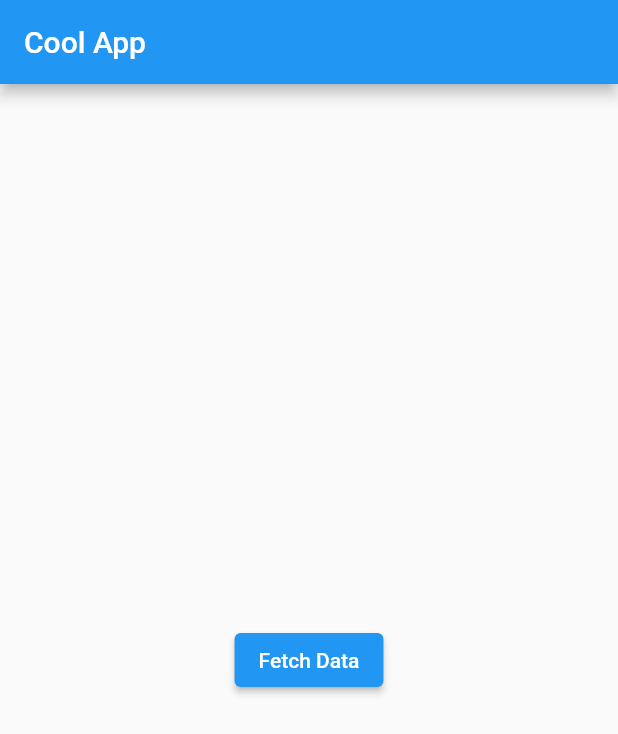
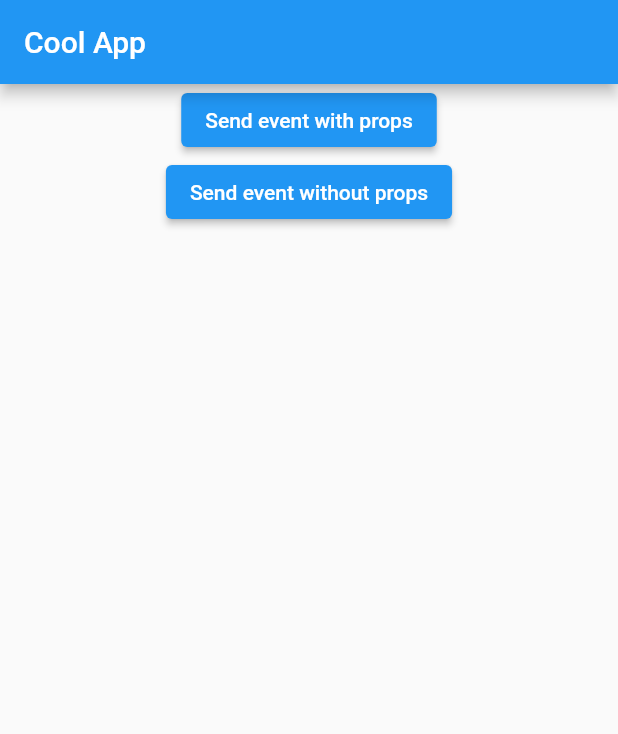
Before and after one commit to Maryusz/bloc_testapp, a Flutter app: the screen it shows after launch, on a phone screen of 412 x 824 dp. Shown: the top 734 px of the screen. Run offline on Flutter 3.47's test engine with Material 2 defaults, Android fonts, the phone set to English and light mode, and no system bars; our stand-ins replace equatable, flutter_bloc.

Commit message:
props tests

```diff
--- a/lib/food.dart
+++ /dev/null
@@ -1,13 +0,0 @@
-class Food {
-  final String id;
-  final String name;
-  final String thumbnailURL;
-  final String price;
-
-  Food({
-    required this.id,
-    required this.name,
-    required this.thumbnailURL,
-    required this.price,
-  });
-}
--- a/lib/home_bloc.dart
+++ b/lib/home_bloc.dart
@@ -1,36 +1,27 @@
 import 'dart:math';
 
-import 'package:bloc_testapp/food.dart';
-import 'package:bloc_testapp/food_generator.dart';
 import 'package:bloc_testapp/home_event.dart';
 import 'package:bloc_testapp/home_state.dart';
 import 'package:flutter_bloc/flutter_bloc.dart';
 
 class HomeBloc extends Bloc<HomeEvent, HomeState> {
   HomeBloc() : super(const HomeInitialState()) {
-    on<FetchDataEvent>(_onFetchDataEvent);
-  }
+    on<WithPropsPressed>((event, emit) {
+      emit(const HomeLoadingState());
+      emit(WithPropsPressedState(event.a));
+    });
 
-  void _onFetchDataEvent(
-    FetchDataEvent event,
-    Emitter<HomeState> emitter,
-  ) async {
-    // Emette uno stato di caricamento
-    emitter(const HomeLoadingState());
+    on<WithoutPropsPressed>((event, emit) {
+      emit(const HomeLoadingState());
+      emit(WithoutPropsPressedState(event.b));
+    });
 
-    await Future.delayed(const Duration(seconds: 2));
+    on<UpdatePropsPressed>((event, emit) {
+      emit(UpdatePropsPressedState(event.c));
+    });
 
-    bool isSuccess = Random().nextBool();
-
-    // A dipendere dal caso, emette uno stato di errore o di successo in cui inizializza
-    // gli argomenti creati in HomeState
-    if (isSuccess) {
-      List<Food> dummyFoods = FoodGenerator.generateDummyFoods();
-      emitter(HomeSuccessFetchDataState(foods: dummyFoods));
-    } else {
-      emitter(const HomeErrorFetchDataState(
-        errorMessage: "Errore durante il caricamento dei dati",
-      ));
-    }
+    on<UpdateWithoutProps>((event, emit) {
+      emit(UpdateWithoutPropsState(event.d));
+    });
   }
 }
--- a/lib/home_event.dart
+++ b/lib/home_event.dart
@@ -6,7 +6,34 @@ abstract class HomeEvent extends Equatable {
   const HomeEvent();
 }
 
-class FetchDataEvent extends HomeEvent {
+class WithPropsPressed extends HomeEvent {
+  final int a;
+  const WithPropsPressed(this.a);
+
+  @override
+  List<Object?> get props => [a];
+}
+
+class WithoutPropsPressed extends HomeEvent {
+  final int b;
+  const WithoutPropsPressed(this.b);
+
   @override
   List<Object?> get props => [];
 }
+
+class UpdatePropsPressed extends HomeEvent {
+  final int c;
+  const UpdatePropsPressed(this.c);
+
+  @override
+  List<Object?> get props => [c];
+}
+
+class UpdateWithoutProps extends HomeEvent {
+  final int d;
+  const UpdateWithoutProps(this.d);
+
+  @override
+  List<Object?> get props => [];
+}
--- a/lib/home_state.dart
+++ b/lib/home_state.dart
@@ -1,4 +1,3 @@
-import 'package:bloc_testapp/food.dart';
 import 'package:equatable/equatable.dart';
 
 // Qui si definiscono tutti i possibili stati in cui un widget può trovarsi
@@ -22,23 +21,37 @@ class HomeLoadingState extends HomeState {
   List<Object?> get props => [];
 }
 
-// Le proprietà come errorMessage e foods sono definite qua, ma vengono implementate poi
-// nella classe HomeBloc
-class HomeErrorFetchDataState extends HomeState {
-  final String errorMessage;
-  const HomeErrorFetchDataState({
-    required this.errorMessage,
-  });
+class WithPropsPressedState extends HomeState {
+  final int value;
+
+  const WithPropsPressedState(this.value);
+
+  @override
+  List<Object?> get props => [value];
+}
+
+class WithoutPropsPressedState extends HomeState {
+  final int value;
+
+  const WithoutPropsPressedState(this.value);
 
   @override
   List<Object?> get props => [];
 }
 
-class HomeSuccessFetchDataState extends HomeState {
-  final List<Food> foods;
-  const HomeSuccessFetchDataState({
-    required this.foods,
-  });
+class UpdatePropsPressedState extends HomeState {
+  final int value;
+
+  const UpdatePropsPressedState(this.value);
+
+  @override
+  List<Object?> get props => [value];
+}
+
+class UpdateWithoutPropsState extends HomeState {
+  final int value;
+
+  const UpdateWithoutPropsState(this.value);
 
   @override
   List<Object?> get props => [];
--- a/lib/main.dart
+++ b/lib/main.dart
@@ -1,4 +1,5 @@
-import 'package:bloc_testapp/food.dart';
+import 'dart:math';
+
 import 'package:bloc_testapp/home_bloc.dart';
 import 'package:bloc_testapp/home_event.dart';
 import 'package:bloc_testapp/home_state.dart';
@@ -30,84 +31,6 @@ class _HomeSreenState extends State<HomeSreen> {
     bloc = context.read<HomeBloc>();
   }
 
-  Widget _buildFoodCard(Food food) {
-    return Padding(
-      padding: const EdgeInsets.symmetric(
-        horizontal: 10,
-        vertical: 4,
-      ),
-      child: Card(
-        elevation: 5,
-        shape: RoundedRectangleBorder(
-          borderRadius: BorderRadius.circular(10),
-        ),
-        child: Column(
-          crossAxisAlignment: CrossAxisAlignment.start,
-          children: [
-            ClipRRect(
-              borderRadius: const BorderRadius.only(
-                topLeft: Radius.circular(5.0),
-                topRight: Radius.circular(5.0),
-              ),
-              child: Image.network(
-                food.thumbnailURL,
-                height: 100,
-                width: double.infinity,
-                fit: BoxFit.cover,
-              ),
-            ),
-            Padding(
-              padding: const EdgeInsets.symmetric(
-                horizontal: 14,
-                vertical: 16,
-              ),
-              child: Column(
-                crossAxisAlignment: CrossAxisAlignment.start,
-                children: [
-                  Text(
-                    food.name,
-                    style: const TextStyle(
-                      fontSize: 14,
-                    ),
-                    maxLines: 1,
-                  ),
-                  Padding(
-                    padding: const EdgeInsets.only(top: 14),
-                    child: Row(
-                      children: [
-                        Expanded(
-                          flex: 1,
-                          child: Padding(
-                            padding: const EdgeInsets.only(
-                              right: 8,
-                            ),
-                            child: Text(
-                              food.price,
-                              style: const TextStyle(
-                                fontWeight: FontWeight.w700,
-                              ),
-                            ),
-                          ),
-                        ),
-                        const Expanded(
-                          flex: 0,
-                          child: Icon(
-                            Icons.arrow_forward_ios_rounded,
-                            color: Colors.blueAccent,
-                          ),
-                        ),
-                      ],
-                    ),
-                  )
-                ],
-              ),
-            ),
-          ],
-        ),
-      ),
-    );
-  }
-
   @override
   Widget build(BuildContext context) {
     return MaterialApp(
@@ -117,41 +40,155 @@ class _HomeSreenState extends State<HomeSreen> {
           listener: (context, state) {},
           builder: (context, state) {
             if (state is HomeLoadingState) {
-              return const CircularProgressIndicator();
+              return Center(
+                child: Text('Loading STATE ${state.props}'),
+              );
             }
-            if (state is HomeSuccessFetchDataState) {
+
+            if (state is UpdatePropsPressedState) {
               return Center(
-                child: ListView.builder(
-                  shrinkWrap: true,
-                  itemBuilder: (context, index) {
-                    return _buildFoodCard(state.foods[index]);
-                  },
-                  itemCount: state.foods.length,
+                child: Column(
+                  children: [
+                    Text("UPDATE PROPS STATE: ${state.value}"),
+                    ElevatedButton(
+                      child: const Text("Send event with props"),
+                      onPressed: () {
+                        bloc.add(const WithPropsPressed(100));
+                      },
+                    ),
+                    ElevatedButton(
+                      child: const Text("Send event without props"),
+                      onPressed: () {
+                        bloc.add(const WithoutPropsPressed(200));
+                      },
+                    ),
+                    ElevatedButton(
+                        onPressed: () {
+                          bloc.add(UpdatePropsPressed(Random().nextInt(1000)));
+                        },
+                        child: const Text("Update props")),
+                    ElevatedButton(
+                        onPressed: () {
+                          bloc.add(UpdateWithoutProps(Random().nextInt(1000)));
+                        },
+                        child: const Text("Update without props")),
+                  ],
                 ),
               );
             }
-            if (state is HomeErrorFetchDataState) {
+
+            if (state is UpdateWithoutPropsState) {
               return Center(
                 child: Column(
                   children: [
-                    Text(state.errorMessage),
+                    Text("UPDATE WITHOUT PROPS STATE: ${state.value}"),
                     ElevatedButton(
-                      child: const Text("Fetch Data"),
+                      child: const Text("Send event with props"),
                       onPressed: () {
-                        bloc.add(FetchDataEvent());
+                        bloc.add(const WithPropsPressed(100));
                       },
                     ),
+                    ElevatedButton(
+                      child: const Text("Send event without props"),
+                      onPressed: () {
+                        bloc.add(const WithoutPropsPressed(200));
+                      },
+                    ),
+                    ElevatedButton(
+                        onPressed: () {
+                          bloc.add(UpdatePropsPressed(Random().nextInt(1000)));
+                        },
+                        child: const Text("Update props")),
+                    ElevatedButton(
+                        onPressed: () {
+                          bloc.add(UpdateWithoutProps(Random().nextInt(1000)));
+                        },
+                        child: const Text("Update without props")),
+                  ],
+                ),
+              );
+            }
+
+            if (state is WithPropsPressedState) {
+              return Center(
+                child: Column(
+                  children: [
+                    Text("WITH PROPS STATE: ${state.value}"),
+                    ElevatedButton(
+                      child: const Text("Send event with props"),
+                      onPressed: () {
+                        bloc.add(const WithPropsPressed(100));
+                      },
+                    ),
+                    ElevatedButton(
+                      child: const Text("Send event without props"),
+                      onPressed: () {
+                        bloc.add(const WithoutPropsPressed(200));
+                      },
+                    ),
+                    ElevatedButton(
+                        onPressed: () {
+                          bloc.add(UpdatePropsPressed(Random().nextInt(1000)));
+                        },
+                        child: const Text("Update props")),
+                    ElevatedButton(
+                        onPressed: () {
+                          bloc.add(UpdateWithoutProps(Random().nextInt(1000)));
+                        },
+                        child: const Text("Update without props")),
+                  ],
+                ),
+              );
+            }
+
+            if (state is WithoutPropsPressedState) {
+              return Center(
+                child: Column(
+                  children: [
+                    Text("Without PROPS STATE: ${state.value}"),
+                    ElevatedButton(
+                      child: const Text("Send event with props"),
+                      onPressed: () {
+                        bloc.add(const WithPropsPressed(100));
+                      },
+                    ),
+                    ElevatedButton(
+                      child: const Text("Send event without props"),
+                      onPressed: () {
+                        bloc.add(const WithoutPropsPressed(200));
+                      },
+                    ),
+                    ElevatedButton(
+                        onPressed: () {
+                          bloc.add(UpdatePropsPressed(Random().nextInt(1000)));
+                        },
+                        child: const Text("Update props")),
+                    ElevatedButton(
+                        onPressed: () {
+                          bloc.add(UpdateWithoutProps(Random().nextInt(1000)));
+                        },
+                        child: const Text("Update without props")),
                   ],
                 ),
               );
             }
 
             return Center(
-              child: ElevatedButton(
-                child: const Text("Fetch Data"),
-                onPressed: () {
-                  bloc.add(FetchDataEvent());
-                },
+              child: Column(
+                children: [
+                  ElevatedButton(
+                    child: const Text("Send event with props"),
+                    onPressed: () {
+                      bloc.add(const WithPropsPressed(100));
+                    },
+                  ),
+                  ElevatedButton(
+                    child: const Text("Send event without props"),
+                    onPressed: () {
+                      bloc.add(const WithoutPropsPressed(200));
+                    },
+                  ),
+                ],
               ),
             );
           },
```
Also changed, not shown: lib/food_generator.dart (deleted, +0 -43 lines).
